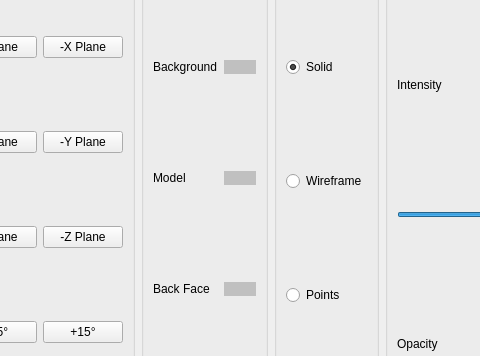
The window that lib/ModelRenderer/modelwindow.ui (KurusView/KurusView) describes before a commit, drawn with Qt 5; both pictures show x 183 to 663 and y 126 to 482 of the 1071 by 686 pixel window.
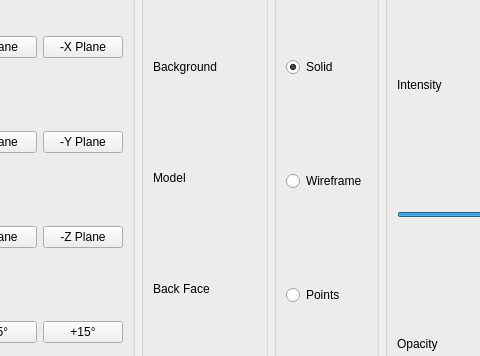
The same window after the commit. Icons and pictures are not drawn.

```diff
--- a/lib/ModelRenderer/modelwindow.ui
+++ b/lib/ModelRenderer/modelwindow.ui
@@ -397,7 +397,7 @@
                 <item row="0" column="3">
                  <widget class="QPushButton" name="backgroundColourPushButton">
                   <property name="styleSheet">
-                   <string notr="true">background-color:  silver; border:none;</string>
+                   <string notr="true">border:none;</string>
                   </property>
                   <property name="text">
                    <string/>
@@ -411,7 +411,7 @@
                 <item row="0" column="3">
                  <widget class="QPushButton" name="modelColourPushButton">
                   <property name="styleSheet">
-                   <string notr="true">background-color:  silver; border:none;</string>
+                   <string notr="true">border:none;</string>
                   </property>
                   <property name="text">
                    <string/>
@@ -439,7 +439,7 @@
                 <item row="1" column="3">
                  <widget class="QPushButton" name="modelBackFaceColourPushButton">
                   <property name="styleSheet">
-                   <string notr="true">background-color:  silver; border:none;</string>
+                   <string notr="true">border:none;</string>
                   </property>
                   <property name="text">
                    <string/>
```
